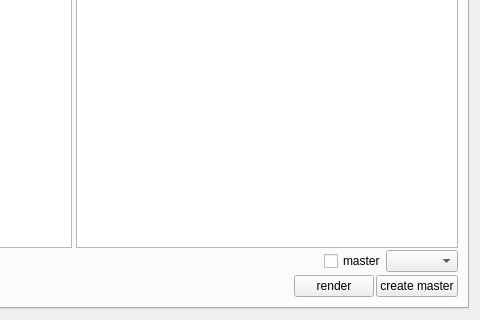
Qt form source/python/KcTools/multi/KcSceneManager/form/ui/main.ui (ishiyamaMika/KCTOOLBOX) before a commit; both pictures show x 717 to 1197 and y 649 to 969 of the 1197 by 969 pixel window.
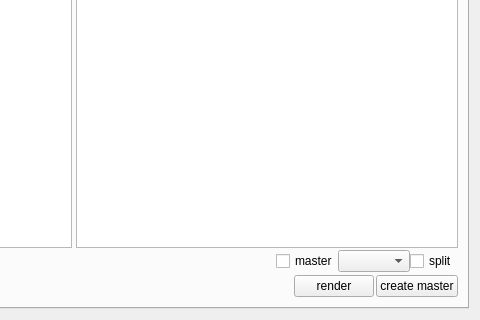
The same form after that commit.

Commit message: add split function

What changed in the file:
```diff
--- a/source/python/KcTools/multi/KcSceneManager/form/ui/main.ui
+++ b/source/python/KcTools/multi/KcSceneManager/form/ui/main.ui
@@ -151,6 +151,13 @@
          <item>
           <widget class="QComboBox" name="render_scale_combo"/>
          </item>
+         <item>
+          <widget class="QCheckBox" name="split_check">
+           <property name="text">
+            <string>split</string>
+           </property>
+          </widget>
+         </item>
         </layout>
        </item>
       </layout>
```
The commit also changes 8 other files.
